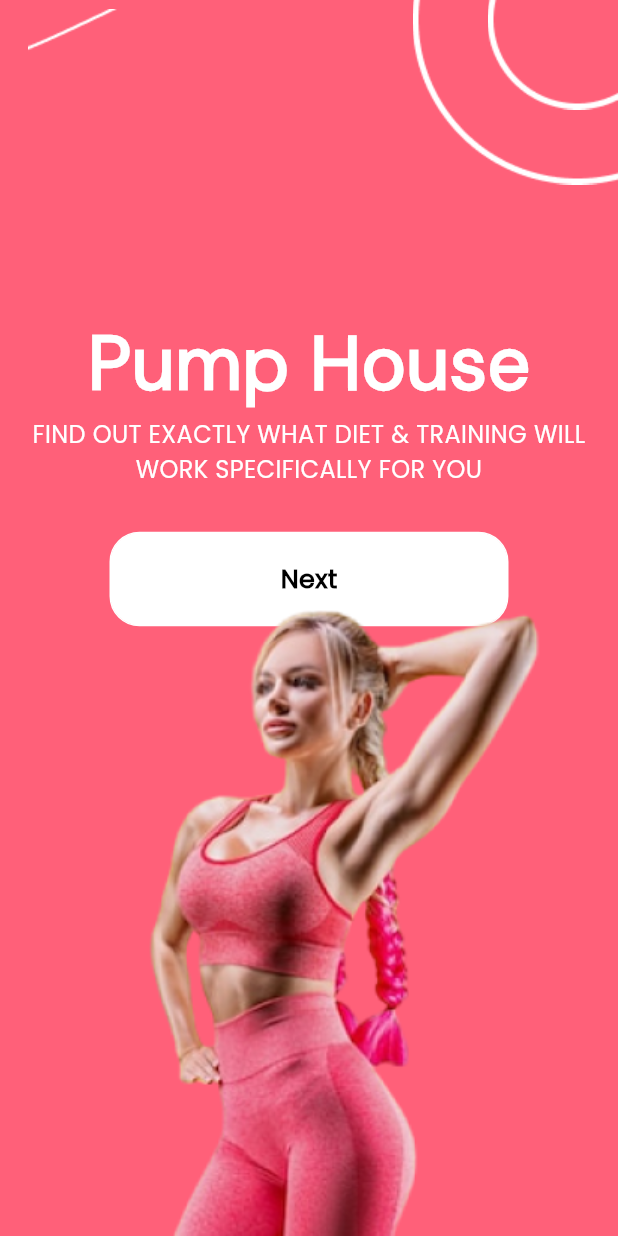
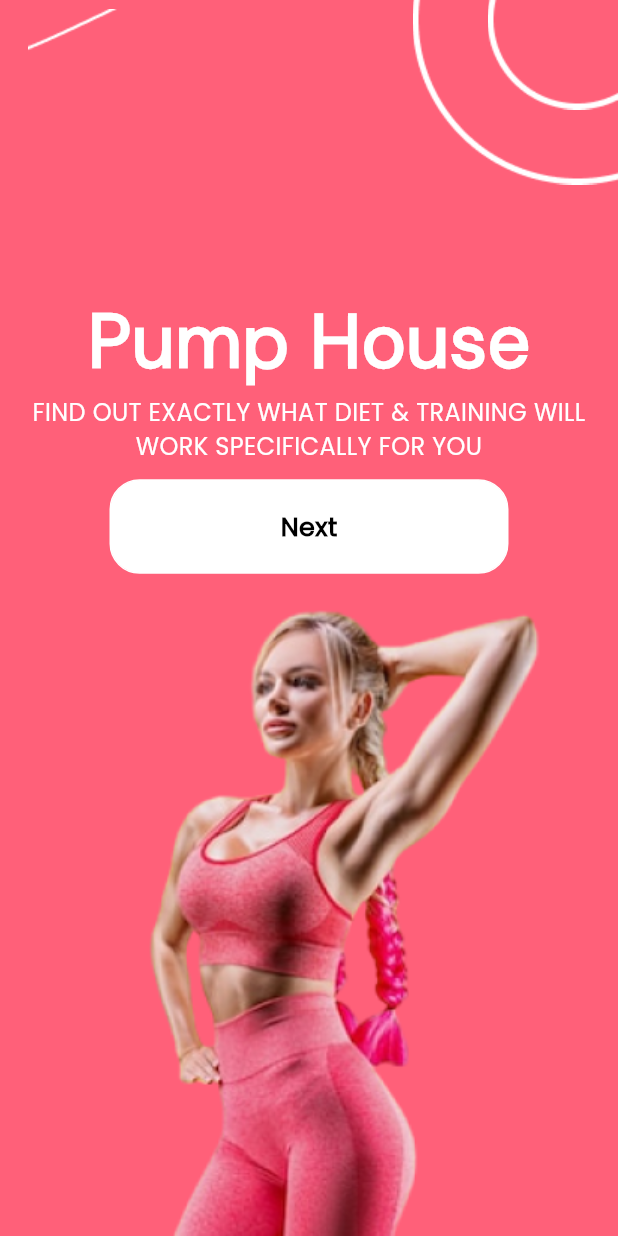
Before and after one commit to shizzleclover/fit, a Flutter app: the screen it shows after launch, on a phone screen of 412 x 824 dp. Run offline on Flutter 3.47's test engine with Material 3 defaults, Android fonts, the phone set to English and light mode, and no system bars; our stand-ins replace custom_sliding_segmented_control, flutter_svg.

```diff
--- a/lib/Pages/mainscreen.dart
+++ b/lib/Pages/mainscreen.dart
@@ -42,7 +42,7 @@ class MainScreen extends StatelessWidget {
             child: Column(
               mainAxisSize: MainAxisSize.min,
               children: [
-                SizedBox(height: 100),
+                SizedBox(height: 50),
                 Text(
                   'Pump House',
                   style: TextStyle(
@@ -62,7 +62,7 @@ class MainScreen extends StatelessWidget {
                     fontWeight: FontWeight.w400,
                   ),
                 ),
-                SizedBox(height: 30),
+                SizedBox(height: 10),
                GestureDetector(
   onTap: () {
     Navigator.push(
```
